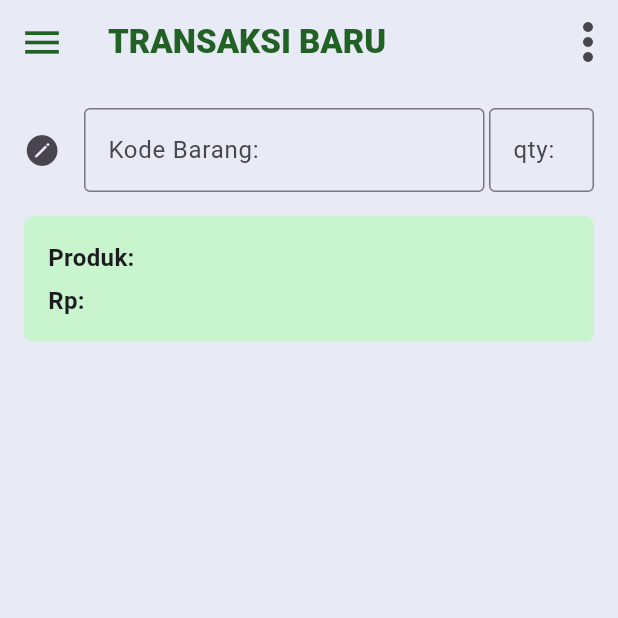
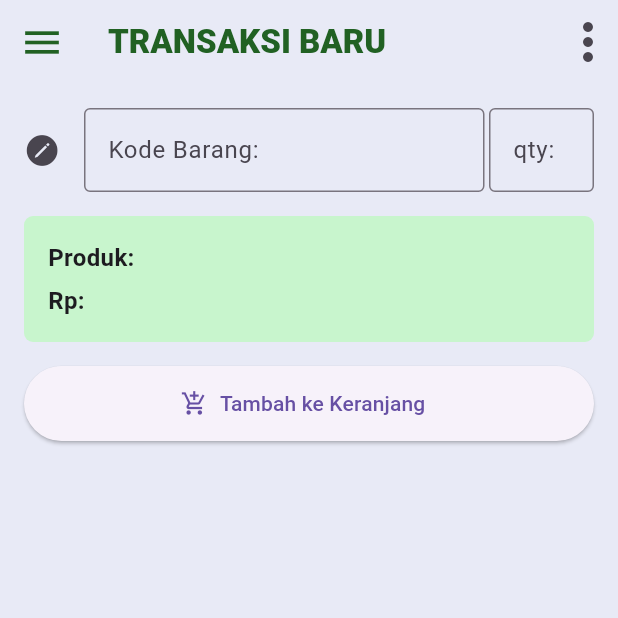
Before and after one commit to Dyral13/AppKasir, a Flutter app: the screen it shows after launch, on a phone screen of 412 x 824 dp, the top half of it. Run offline on Flutter 3.47's test engine with Material 3 defaults, Android fonts, the phone set to English and light mode, and no system bars.

Commit message:
Menambahkan button masukan ke keranjang

```diff
--- a/lib/main.dart
+++ b/lib/main.dart
@@ -118,11 +118,19 @@ class _KasirState extends State<Kasir> {
                 ],
               ),
             ),
-
-            // besok kita menambahkan tombol
-            //untuk menambahkan data yang ditampilkan
-            // kedalam daftar pesanan
-            //lalu menambahkan foto hasil produk juga
+            const SizedBox(height: 16),
+            Container(
+              child: ElevatedButton.icon(
+                onPressed: () {
+                  // Handle button press
+                },
+                icon: Icon(Icons.add_shopping_cart),
+                label: Text('Tambah ke Keranjang'),
+                style: ElevatedButton.styleFrom(
+                  minimumSize: Size(double.infinity, 50),
+                ),
+              ),
+            ),
           ],
         ),
       ),
```
